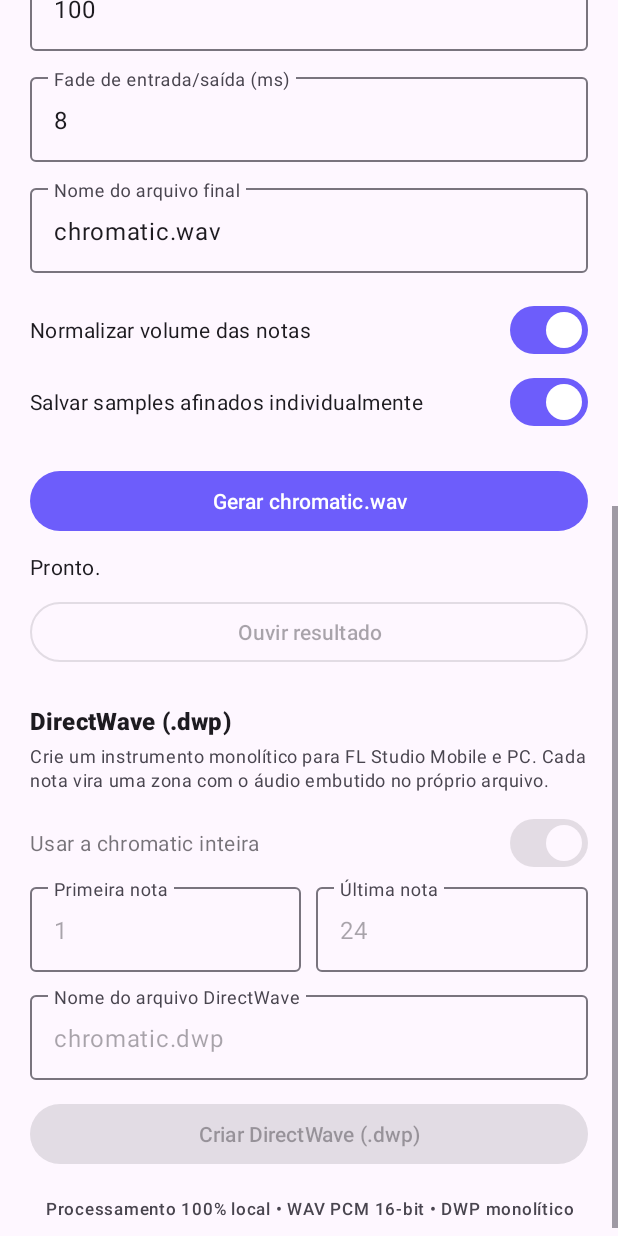
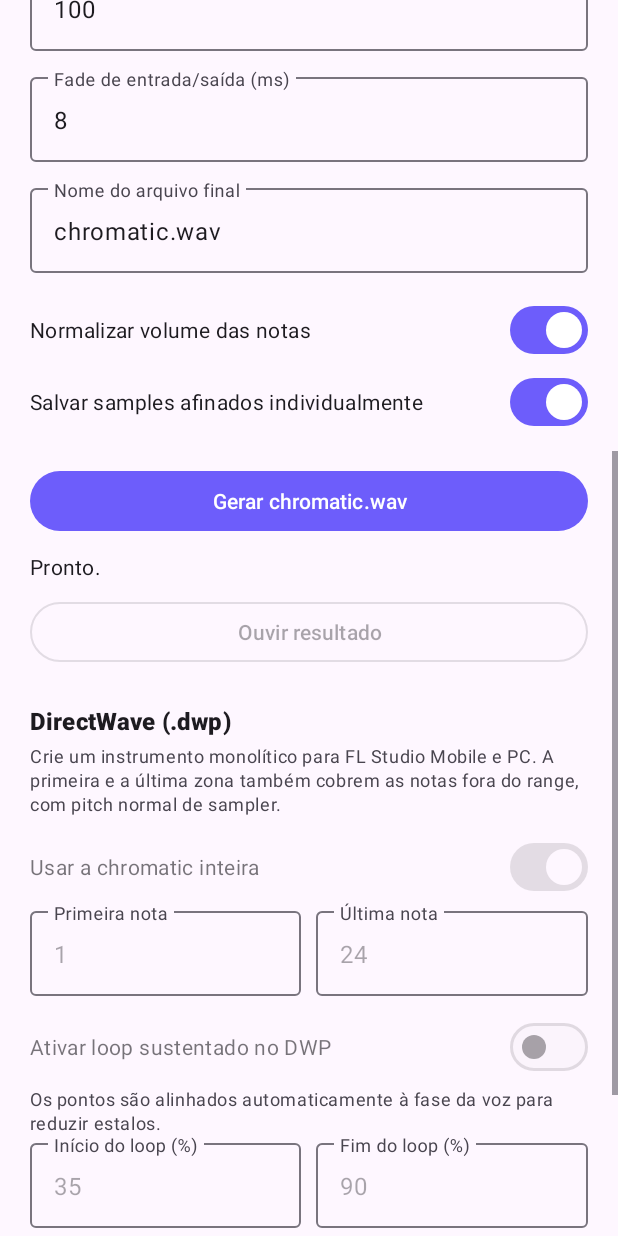
Before and after one commit to Vitkkk/Chromatic-scale-generator-mobile, an Android app: the layout activity_main.xml on its own in the app's theme, with its tools: preview values and no code run, scrolled down 576 dp, on a phone screen of 412 x 824 dp. Run offline under Robolectric (Android 15) with nearby library versions, the light colour scheme and no system bars.

Commit message:
Add DirectWave loop options to layout

```diff
--- a/app/src/main/res/layout/activity_main.xml
+++ b/app/src/main/res/layout/activity_main.xml
@@ -53,6 +53,7 @@
             android:layout_height="wrap_content"
             android:layout_marginTop="20dp"
             android:hint="Quantidade de samples a usar (0 = automático)">
+
             <com.google.android.material.textfield.TextInputEditText
                 android:id="@+id/sampleCountInput"
                 android:layout_width="match_parent"
@@ -72,11 +73,13 @@
             android:layout_width="match_parent"
             android:layout_height="wrap_content"
             android:orientation="horizontal">
+
             <Spinner
                 android:id="@+id/startNoteSpinner"
                 android:layout_width="0dp"
                 android:layout_height="52dp"
                 android:layout_weight="1" />
+
             <Spinner
                 android:id="@+id/startOctaveSpinner"
                 android:layout_width="0dp"
@@ -89,6 +92,7 @@
             android:layout_height="wrap_content"
             android:layout_marginTop="12dp"
             android:hint="Quantidade de notas da chromatic">
+
             <com.google.android.material.textfield.TextInputEditText
                 android:id="@+id/noteCountInput"
                 android:layout_width="match_parent"
@@ -102,6 +106,7 @@
             android:layout_height="wrap_content"
             android:layout_marginTop="12dp"
             android:hint="Duração de cada nota (ms)">
+
             <com.google.android.material.textfield.TextInputEditText
                 android:id="@+id/noteDurationInput"
                 android:layout_width="match_parent"
@@ -115,6 +120,7 @@
             android:layout_height="wrap_content"
             android:layout_marginTop="12dp"
             android:hint="Gap entre notas (ms)">
+
             <com.google.android.material.textfield.TextInputEditText
                 android:id="@+id/gapInput"
                 android:layout_width="match_parent"
@@ -128,6 +134,7 @@
             android:layout_height="wrap_content"
             android:layout_marginTop="12dp"
             android:hint="Fade de entrada/saída (ms)">
+
             <com.google.android.material.textfield.TextInputEditText
                 android:id="@+id/fadeInput"
                 android:layout_width="match_parent"
@@ -141,6 +148,7 @@
             android:layout_height="wrap_content"
             android:layout_marginTop="12dp"
             android:hint="Nome do arquivo final">
+
             <com.google.android.material.textfield.TextInputEditText
                 android:id="@+id/fileNameInput"
                 android:layout_width="match_parent"
@@ -210,7 +218,7 @@
             android:layout_width="match_parent"
             android:layout_height="wrap_content"
             android:layout_marginTop="4dp"
-            android:text="Crie um instrumento monolítico para FL Studio Mobile e PC. Cada nota vira uma zona com o áudio embutido no próprio arquivo."
+            android:text="Crie um instrumento monolítico para FL Studio Mobile e PC. A primeira e a última zona também cobrem as notas fora do range, com pitch normal de sampler."
             android:textAppearance="@style/TextAppearance.Material3.BodySmall" />
 
         <com.google.android.material.materialswitch.MaterialSwitch
@@ -232,6 +240,7 @@
                 android:layout_height="wrap_content"
                 android:layout_weight="1"
                 android:hint="Primeira nota">
+
                 <com.google.android.material.textfield.TextInputEditText
                     android:id="@+id/dwpRangeStartInput"
                     android:layout_width="match_parent"
@@ -250,6 +259,7 @@
                 android:layout_height="wrap_content"
                 android:layout_weight="1"
                 android:hint="Última nota">
+
                 <com.google.android.material.textfield.TextInputEditText
                     android:id="@+id/dwpRangeEndInput"
                     android:layout_width="match_parent"
@@ -260,11 +270,68 @@
             </com.google.android.material.textfield.TextInputLayout>
         </LinearLayout>
 
+        <com.google.android.material.materialswitch.MaterialSwitch
+            android:id="@+id/dwpLoopSwitch"
+            android:layout_width="match_parent"
+            android:layout_height="wrap_content"
+            android:layout_marginTop="10dp"
+            android:checked="false"
+            android:enabled="false"
+            android:text="Ativar loop sustentado no DWP" />
+
+        <TextView
+            android:layout_width="match_parent"
+            android:layout_height="wrap_content"
+            android:layout_marginTop="2dp"
+            android:text="Os pontos são alinhados automaticamente à fase da voz para reduzir estalos."
+            android:textAppearance="@style/TextAppearance.Material3.BodySmall" />
+
+        <LinearLayout
+            android:layout_width="match_parent"
+            android:layout_height="wrap_content"
+            android:orientation="horizontal">
+
+            <com.google.android.material.textfield.TextInputLayout
+                android:layout_width="0dp"
+                android:layout_height="wrap_content"
+                android:layout_weight="1"
+                android:hint="Início do loop (%)">
+
+                <com.google.android.material.textfield.TextInputEditText
+                    android:id="@+id/dwpLoopStartInput"
+                    android:layout_width="match_parent"
+                    android:layout_height="wrap_content"
+                    android:enabled="false"
+                    android:inputType="number"
+                    android:text="35" />
+            </com.google.android.material.textfield.TextInputLayout>
+
+            <Space
+                android:layout_width="10dp"
+                android:layout_height="1dp" />
+
+            <com.google.android.material.textfield.TextInputLayout
+                android:layout_width="0dp"
+                android:layout_height="wrap_content"
+                android:layout_weight="1"
+                android:hint="Fim do loop (%)">
+
+                <com.google.android.material.textfield.TextInputEditText
+                    android:id="@+id/dwpLoopEndInput"
+                    android:layout_width="match_parent"
+                    android:layout_height="wrap_content"
+                    android:enabled="false"
+                    android:inputType="number"
+                    android:text="90" />
+            </com.google.android.material.textfield.TextInputLayout>
+        </LinearLayout>
+
         <com.google.android.material.textfield.TextInputLayout
             android:layout_width="match_parent"
             android:layout_height="wrap_content"
             android:layout_marginTop="10dp"
             android:hint="Nome do arquivo DirectWave">
+
             <com.google.android.material.textfield.TextInputEditText
                 android:id="@+id/dwpFileNameInput"
                 android:layout_width="match_parent"
```
